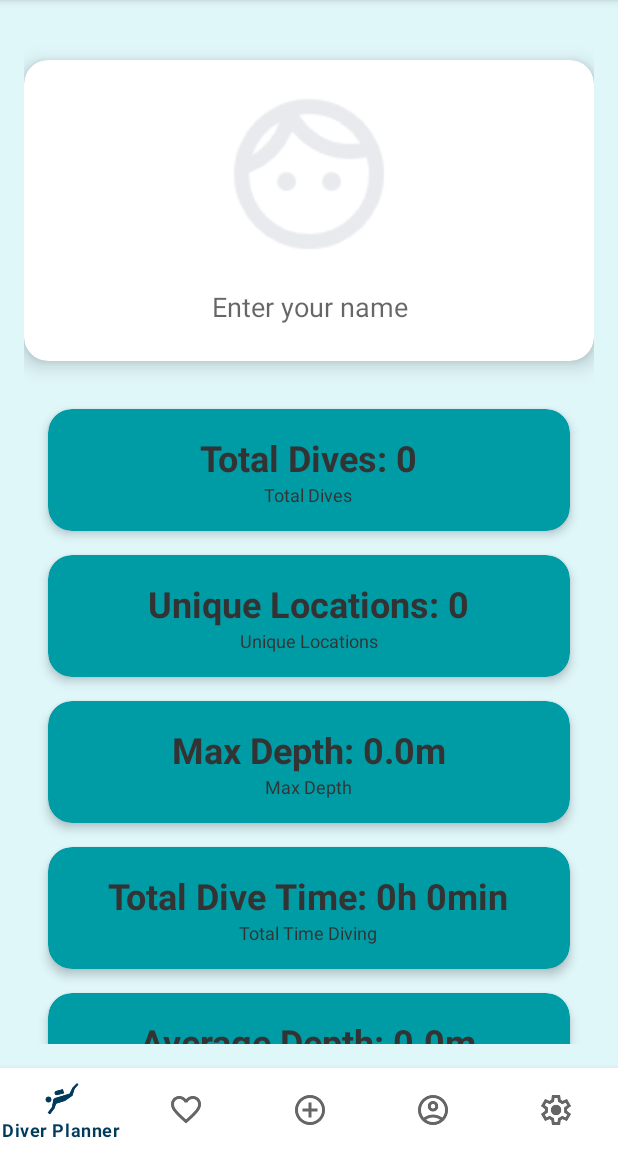
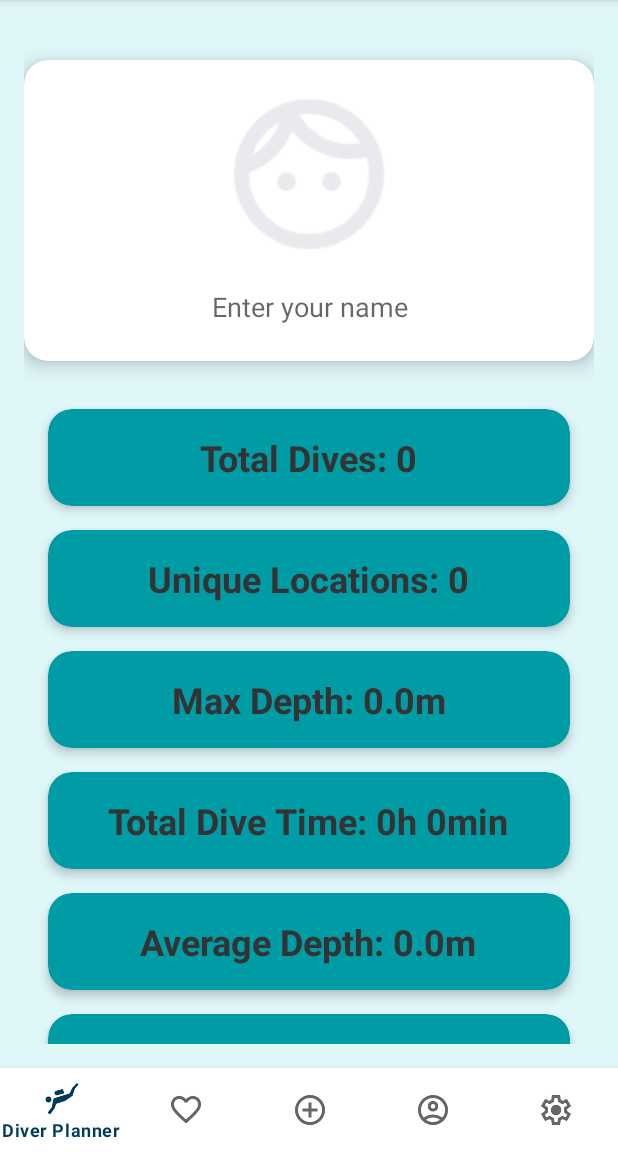
Before and after one commit to ChrisMaher3/Dive-Log, an Android app: the screen it shows after launch (MainActivity), on a phone screen of 412 x 824 dp, the part 84-1236 px from its top. Run offline under Robolectric (Android 15) with nearby library versions, the phone set to English and light mode, and no system bars.

Commit message:
Update fragment_profile.xml

```diff
--- a/app/src/main/res/layout/fragment_profile.xml
+++ b/app/src/main/res/layout/fragment_profile.xml
@@ -93,12 +93,6 @@
                         android:textStyle="bold"
                         android:textColor="@color/textColor" />
 
-                    <TextView
-                        android:layout_width="wrap_content"
-                        android:layout_height="wrap_content"
-                        android:text="Total Dives"
-                        android:textSize="12sp"
-                        android:textColor="@color/textColor" />
                 </LinearLayout>
             </com.google.android.material.card.MaterialCardView>
 
@@ -127,12 +121,6 @@
                         android:textStyle="bold"
                         android:textColor="@color/textColor" />
 
-                    <TextView
-                        android:layout_width="wrap_content"
-                        android:layout_height="wrap_content"
-                        android:text="Unique Locations"
-                        android:textSize="12sp"
-                        android:textColor="@color/textColor" />
                 </LinearLayout>
             </com.google.android.material.card.MaterialCardView>
 
@@ -161,12 +149,6 @@
                         android:textStyle="bold"
                         android:textColor="@color/textColor" />
 
-                    <TextView
-                        android:layout_width="wrap_content"
-                        android:layout_height="wrap_content"
-                        android:text="Max Depth"
-                        android:textSize="12sp"
-                        android:textColor="@color/textColor" />
                 </LinearLayout>
             </com.google.android.material.card.MaterialCardView>
 
@@ -195,12 +177,6 @@
                         android:textStyle="bold"
                         android:textColor="@color/textColor" />
 
-                    <TextView
-                        android:layout_width="wrap_content"
-                        android:layout_height="wrap_content"
-                        android:text="Total Time Diving"
-                        android:textSize="12sp"
-                        android:textColor="@color/textColor" />
                 </LinearLayout>
             </com.google.android.material.card.MaterialCardView>
 
@@ -229,12 +205,6 @@
                         android:textStyle="bold"
                         android:textColor="@color/textColor" />
 
-                    <TextView
-                        android:layout_width="wrap_content"
-                        android:layout_height="wrap_content"
-                        android:text="Average Depth"
-                        android:textSize="12sp"
-                        android:textColor="@color/textColor" />
                 </LinearLayout>
             </com.google.android.material.card.MaterialCardView>
 
@@ -263,12 +233,7 @@
                         android:textStyle="bold"
                         android:textColor="@color/textColor" />
 
-                    <TextView
-                        android:layout_width="wrap_content"
-                        android:layout_height="wrap_content"
-                        android:text="Total Dive Days"
-                        android:textSize="12sp"
-                        android:textColor="@color/textColor" />
+
                 </LinearLayout>
             </com.google.android.material.card.MaterialCardView>
 
```
